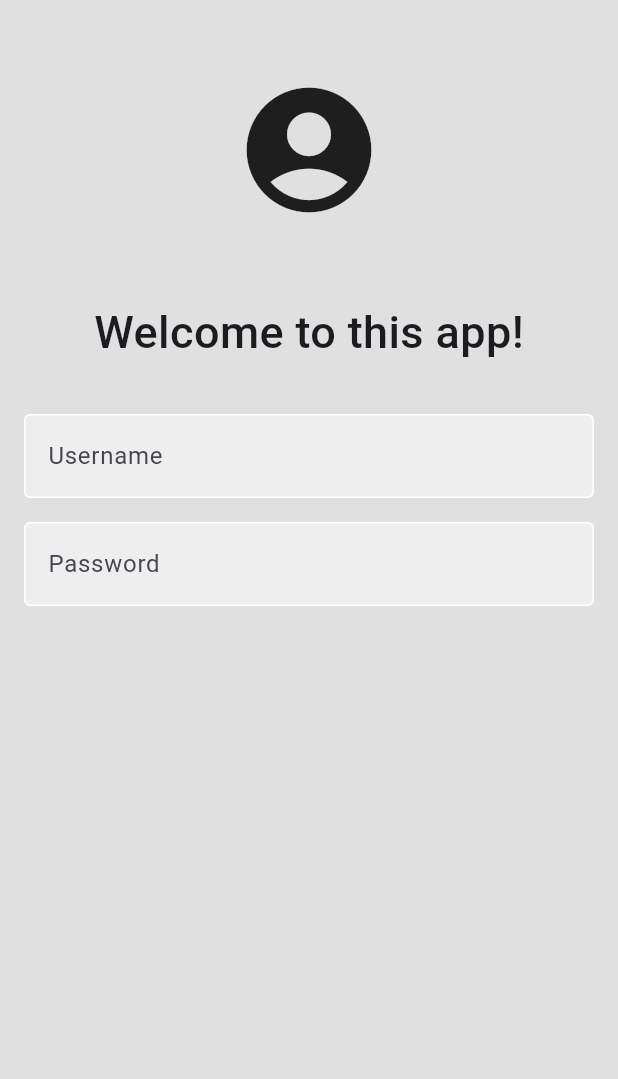
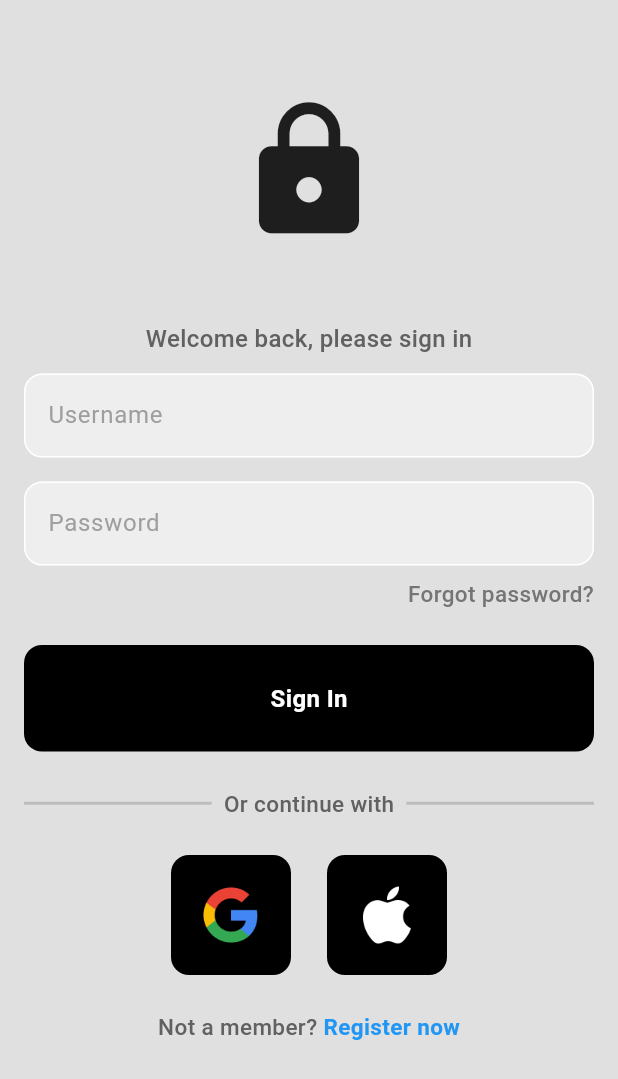
Before and after one commit to b1zz1/flutter-auth, a Flutter app: the screen it shows after launch, on a phone screen of 412 x 824 dp. Shown: the top 1079 px of the screen. Run offline on Flutter 3.47's test engine with Material 3 defaults, Android fonts, the phone set to English and light mode, and no system bars.

Commit message:
Finished login page layout

```diff
--- /dev/null
+++ b/lib/components/my_actionicon.dart
@@ -0,0 +1,22 @@
+import 'package:flutter/material.dart';
+
+class MyActionIcon extends StatelessWidget {
+  const MyActionIcon({super.key, required this.imagePath});
+
+  final String imagePath;
+
+  @override
+  Widget build(BuildContext context) {
+    return Container(
+      padding: const EdgeInsets.all(20),
+      decoration: BoxDecoration(
+        color: Colors.black,
+        borderRadius: BorderRadius.circular(12),
+      ),
+      child: Image.asset(
+        imagePath,
+        height: 40,
+      ),
+    );
+  }
+}
--- /dev/null
+++ b/lib/components/my_button.dart
@@ -0,0 +1,33 @@
+import 'package:flutter/material.dart';
+
+class MyButton extends StatelessWidget {
+  final String text;
+  final void Function() onPressed;
+
+  const MyButton({super.key, required this.text, required this.onPressed});
+
+  @override
+  Widget build(BuildContext context) {
+    return GestureDetector(
+      onTap: onPressed,
+      child: Container(
+        padding: const EdgeInsets.all(24),
+        // margin: const EdgeInsets.symmetric(vertical: 16),
+        decoration: BoxDecoration(
+          color: Colors.black,
+          borderRadius: BorderRadius.circular(12),
+        ),
+        child: const Center(
+          child: Text(
+            "Sign In",
+            style: TextStyle(
+              color: Colors.white,
+              fontWeight: FontWeight.bold,
+              fontSize: 16,
+            ),
+          ),
+        ),
+      ),
+    );
+  }
+}
--- a/lib/components/my_textfield.dart
+++ b/lib/components/my_textfield.dart
@@ -1,7 +1,7 @@
 import 'package:flutter/material.dart';
 
 class MyTextField extends StatelessWidget {
-  final controller;
+  final TextEditingController controller;
   final String label;
   final bool obscure;
 
@@ -13,23 +13,27 @@ class MyTextField extends StatelessWidget {
 
   @override
   Widget build(BuildContext context) {
-    return Padding(
-      padding: const EdgeInsets.symmetric(horizontal: 16.0, vertical: 8.0),
-      child: TextField(
+    return TextField(
       controller: controller,
       obscureText: obscure,
+      cursorColor: Colors.black,
       decoration: InputDecoration(
         labelText: label,
-          enabledBorder: const OutlineInputBorder(
-            borderSide: BorderSide(color: Colors.white),
+        labelStyle: TextStyle(color: Colors.grey[500]),
+        border: OutlineInputBorder(
+          borderRadius: BorderRadius.circular(12), // Set the border radius here
+        ),
+        enabledBorder: OutlineInputBorder(
+          borderRadius: BorderRadius.circular(12),
+          borderSide: const BorderSide(color: Colors.white),
         ),
         focusedBorder: OutlineInputBorder(
+          borderRadius: BorderRadius.circular(12),
           borderSide: BorderSide(color: Colors.grey.shade400),
         ),
         fillColor: Colors.grey.shade200,
         filled: true,
       ),
-      ),
     );
   }
 }
--- a/lib/screens/sign-in.dart
+++ b/lib/screens/sign-in.dart
@@ -1,4 +1,7 @@
+import 'package:flutter/foundation.dart';
 import 'package:flutter/material.dart';
+import 'package:login_app/components/my_actionicon.dart';
+import 'package:login_app/components/my_button.dart';
 import 'package:login_app/components/my_textfield.dart';
 
 class MySignInPage extends StatefulWidget {
@@ -9,49 +12,117 @@ class MySignInPage extends StatefulWidget {
 }
 
 class _MySignInPageState extends State<MySignInPage> {
-  // Store input values
+  // Sign in input values
   final usernameController = TextEditingController();
   final passwordController = TextEditingController();
+
+  // Signs the user in
+  void signUserIn() {
+    if (kDebugMode) {
+      print('Username: ${usernameController.text}');
+    }
+    if (kDebugMode) {
+      print('Password: ${passwordController.text}');
+    }
+  }
 
   @override
   Widget build(BuildContext context) {
     return Scaffold(
         backgroundColor: Colors.grey[300],
         body: SafeArea(
+          child: SingleChildScrollView(
             child: Center(
-            child: Column(children: <Widget>[
-              // Empty space
-              const SizedBox(
-                height: 50,
+              child: Padding(
+                padding: const EdgeInsets.all(16.0),
+                child: Column(
+                  mainAxisAlignment: MainAxisAlignment.center,
+                  children: <Widget>[
+                    const SizedBox(height: 48), // Empty space
+                    const Icon(Icons.lock, size: 100), // Logo
+                    const SizedBox(height: 50), // Empty space
+                    Text(
+                      'Welcome back, please sign in',
+                      style: TextStyle(
+                          fontSize: 16,
+                          fontWeight: FontWeight.w500,
+                          color: Colors.grey[700]),
                     ),
-              // Logo
-              const Icon(
-                Icons.account_circle,
-                size: 100,
-              ),
-              // Empty space
-              const SizedBox(
-                height: 50,
-              ),
-              const Text(
-                'Welcome to this app!',
-                style: TextStyle(fontSize: 30, fontWeight: FontWeight.w500),
-              ),
-              // Empty space
-              const SizedBox(
-                height: 25,
-              ),
-              // Username field
+                    const SizedBox(height: 12), // Empty space
                     MyTextField(
                         controller: usernameController,
                         label: 'Username',
                         obscure: false),
-              // Password field
+                    const SizedBox(height: 16), // Empty space
                     MyTextField(
                         controller: passwordController,
                         label: 'Password',
                         obscure: true),
-            ]),
+                    const SizedBox(height: 8), // Empty space
+                    Row(
+                      mainAxisAlignment: MainAxisAlignment.end,
+                      children: [
+                        Text('Forgot password?',
+                            style: TextStyle(
+                                fontSize: 15,
+                                fontWeight: FontWeight.w500,
+                                color: Colors.grey[600])),
+                      ],
+                    ),
+                    const SizedBox(height: 24), // Empty space
+                    MyButton(text: 'Sign-In', onPressed: signUserIn),
+                    const SizedBox(height: 24), // Empty space
+                    Row(
+                      crossAxisAlignment: CrossAxisAlignment.center,
+                      children: [
+                        Expanded(
+                            child:
+                                Divider(color: Colors.grey[400], thickness: 2)),
+                        Padding(
+                          padding: const EdgeInsets.symmetric(horizontal: 8.0),
+                          child: Text("Or continue with",
+                              style: TextStyle(
+                                  fontSize: 15,
+                                  fontWeight: FontWeight.w500,
+                                  color: Colors.grey[700])),
+                        ),
+                        Expanded(
+                            child:
+                                Divider(color: Colors.grey[400], thickness: 2)),
+                      ],
+                    ),
+                    const Padding(
+                      padding: EdgeInsets.symmetric(vertical: 24.0),
+                      child: Row(
+                        mainAxisAlignment: MainAxisAlignment.center,
+                        children: [
+                          MyActionIcon(imagePath: 'assets/images/Google.png'),
+                          // Empty space
+                          SizedBox(width: 24),
+                          MyActionIcon(imagePath: 'assets/images/Apple.png'),
+                        ],
+                      ),
+                    ),
+                    Row(
+                      mainAxisAlignment: MainAxisAlignment.center,
+                      children: [
+                        Text('Not a member?',
+                            style: TextStyle(
+                                fontSize: 15,
+                                fontWeight: FontWeight.w500,
+                                color: Colors.grey[700])),
+                        const SizedBox(width: 4),
+                        const Text('Register now',
+                            style: TextStyle(
+                                fontSize: 15,
+                                fontWeight: FontWeight.bold,
+                                color: Colors.blue)),
+                      ],
+                    ),
+                  ],
+                ),
+              ),
+            ),
           ),
         ));
   }
--- a/pubspec.yaml
+++ b/pubspec.yaml
@@ -1,5 +1,5 @@
 name: login_app
-description: "A new Flutter project."
+description: "Application allowing sign in with Google."
 # The following line prevents the package from being accidentally published to
 # pub.dev using `flutter pub publish`. This is preferred for private packages.
 publish_to: 'none' # Remove this line if you wish to publish to pub.dev
```
Also changed, not shown: assets/images/Apple.png, assets/images/Google.png, 1 other file. Lines whose indentation alone changed are shown as unchanged.
